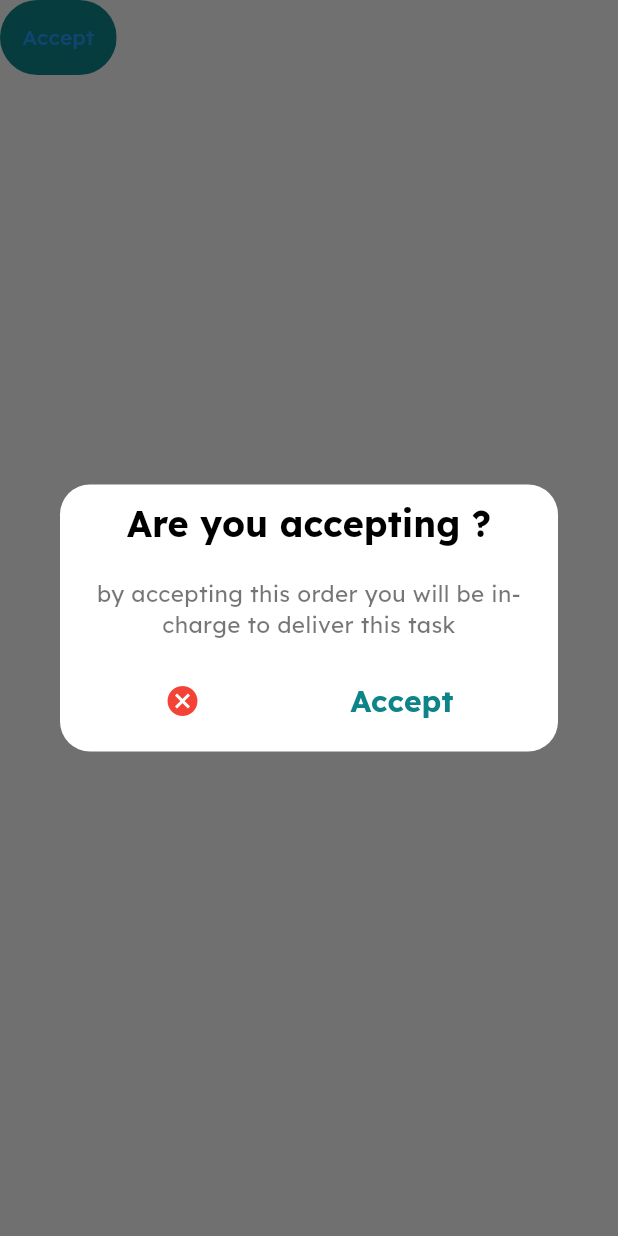
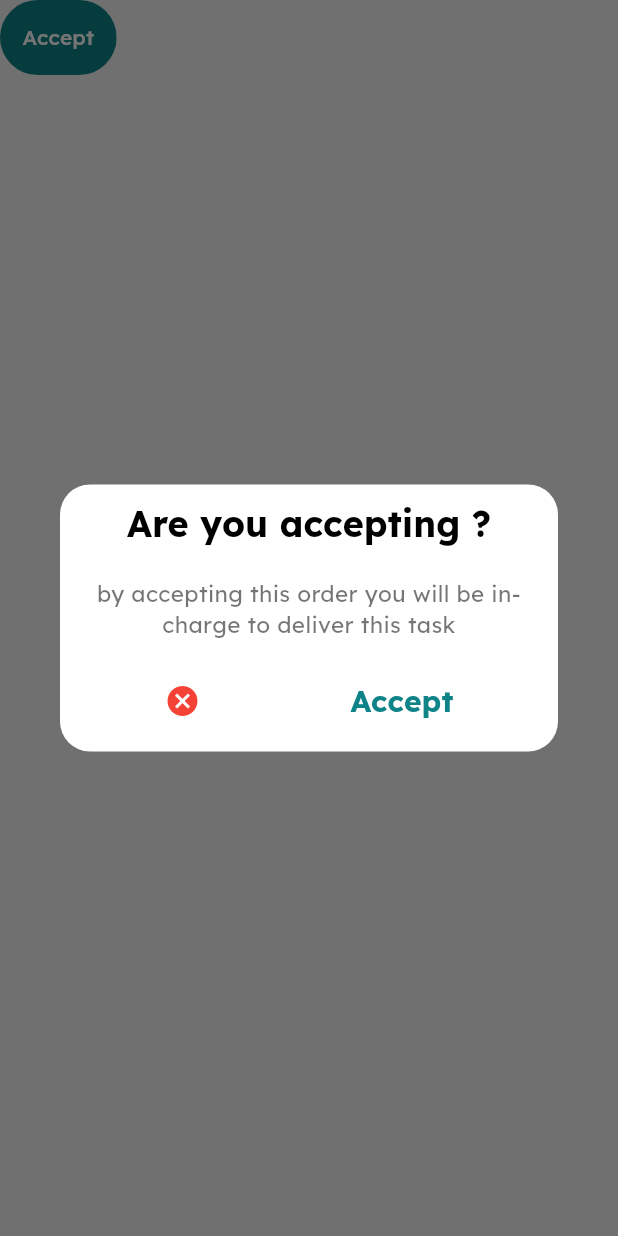
Before and after one commit to AmanuelDemelash/hakime_delivery, a Flutter app: the AcceptOrder widget shown alone on an empty page, opened directly with empty values, after a tap on "Accept", on a phone screen of 412 x 824 dp. Run offline on Flutter 3.47's test engine with Material 2 defaults, Android fonts, the phone set to English and light mode, and no system bars; our stand-ins replace audioplayers, awesome_notifications, cached_network_image, connectivity_plus, flutter_advanced_drawer, flutter_spinkit and 9 more; missing offline and left inert: flutter_polyline_points, flutter_swipe_button; accounts and stored records are empty; network calls fail; statements that could not run were skipped.

Commit message:
accept order button

```diff
--- a/lib/screens/delivery/widget/acceptorder.dart
+++ b/lib/screens/delivery/widget/acceptorder.dart
@@ -93,7 +93,7 @@ class AcceptOrder extends StatelessWidget {
                       })
                 ]);
           },
-          child: const Text("Accept")),
+          child: const Text("Accept",style: TextStyle(color: Colors.white),)),
     );
   }
 }
```
